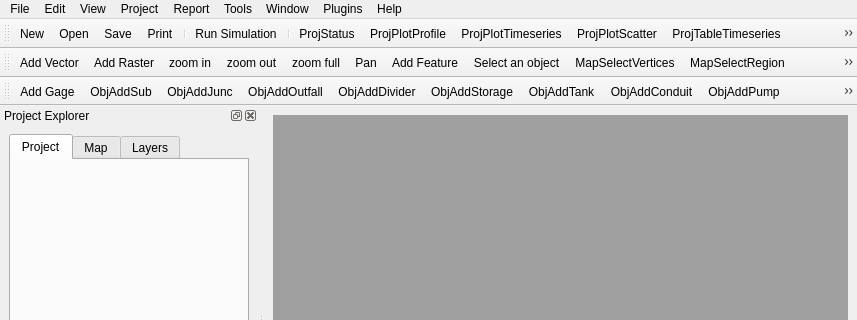
This is src/ui/frmMainDesigner.ui in USEPA/SWMM-EPANET_User_Interface as Qt 5 draws it before an edit; both pictures show x 0 to 857 and y 0 to 320 of the 857 by 646 pixel window. The edited form follows.
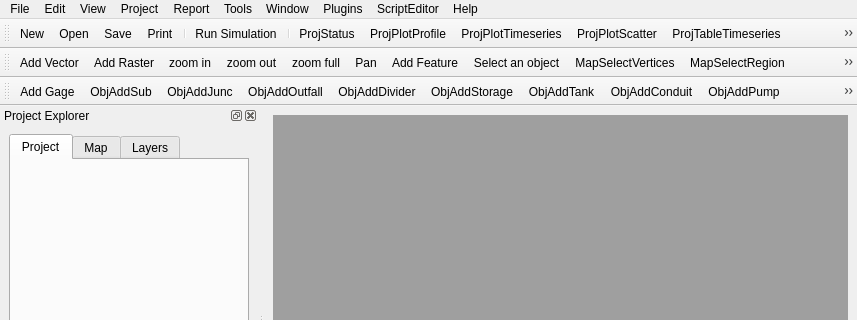
This is the edited form. Icons and pictures are not drawn.

Commit message: update main form create script editor menu item rename actionIPython to actionScriptEditor remove scripting sub menus from plugin menu

The edit to the form file:
```diff
--- a/src/ui/frmMainDesigner.ui
+++ b/src/ui/frmMainDesigner.ui
@@ -311,6 +311,11 @@
      <string>Help</string>
     </property>
    </widget>
+   <widget class="QMenu" name="menuScriptEditor">
+    <property name="title">
+     <string>ScriptEditor</string>
+    </property>
+   </widget>
    <addaction name="menuFile"/>
    <addaction name="menuEdit"/>
    <addaction name="menuView"/>
@@ -319,6 +324,7 @@
    <addaction name="menuTools"/>
    <addaction name="menuWindow"/>
    <addaction name="menuPlugins"/>
+   <addaction name="menuScriptEditor"/>
    <addaction name="menuHelp"/>
   </widget>
   <widget class="QStatusBar" name="statusbar"/>
```
Left out of the diff: 15 changed lines with no effect on the pictures. The commit also changes 1 other file.
